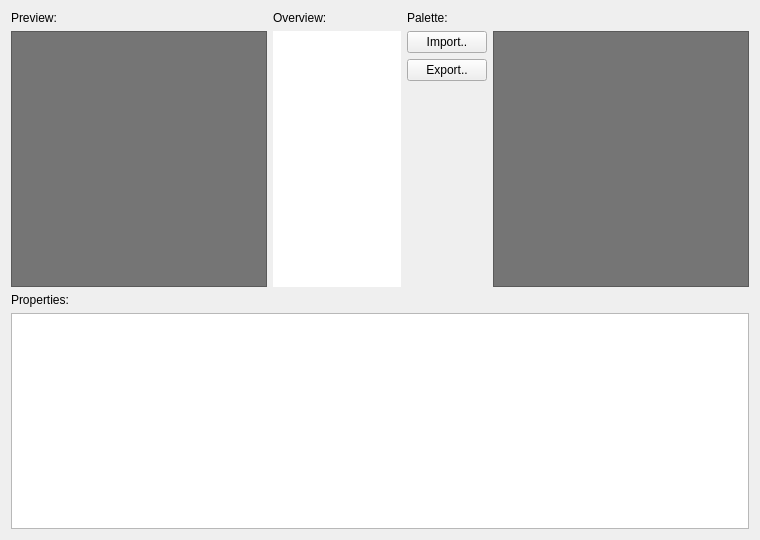
This is src/ui/tabs/tabproperties.ui in PsyCommando/ppmdu_spriteeditor as Qt 5 draws it before an edit. The edited form follows.
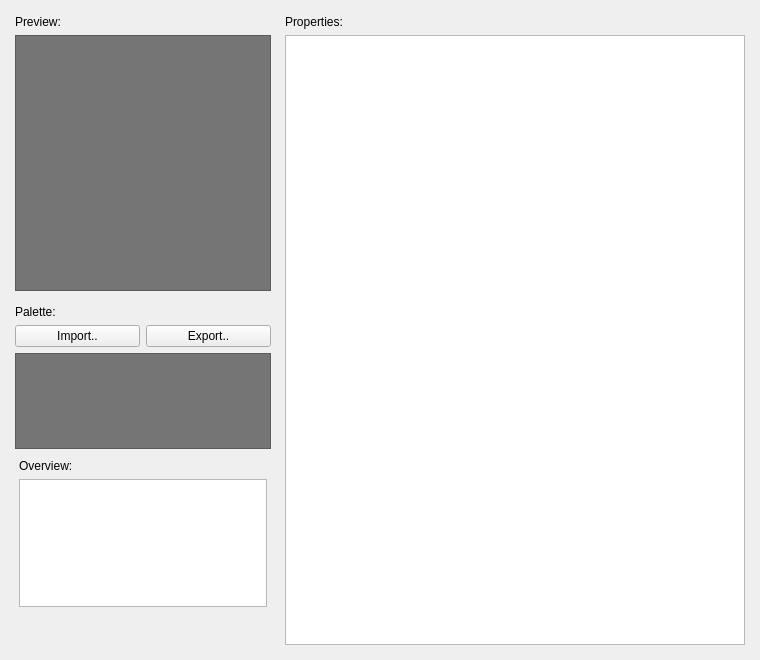
This is the edited form. Icons and pictures are not drawn.

The edit to the form file:
```diff
--- a/src/ui/tabs/tabproperties.ui
+++ b/src/ui/tabs/tabproperties.ui
@@ -7,7 +7,7 @@
     <x>0</x>
     <y>0</y>
     <width>760</width>
-    <height>540</height>
+    <height>660</height>
    </rect>
   </property>
   <property name="sizePolicy">
@@ -19,140 +19,40 @@
   <property name="minimumSize">
    <size>
     <width>760</width>
-    <height>540</height>
+    <height>660</height>
    </size>
   </property>
-  <layout class="QGridLayout" name="gridLayout_5" rowstretch="0,0">
-   <item row="0" column="0">
-    <layout class="QGridLayout" name="gridLayout_4">
-     <property name="sizeConstraint">
-      <enum>QLayout::SetFixedSize</enum>
-     </property>
-     <item row="0" column="2">
-      <widget class="QLabel" name="label_12">
-       <property name="maximumSize">
-        <size>
-         <width>256</width>
-         <height>16777215</height>
-        </size>
+  <layout class="QHBoxLayout" name="horizontalLayout_2">
+   <item>
+    <layout class="QVBoxLayout" name="verticalLayout_4">
+     <item>
+      <layout class="QVBoxLayout" name="verticalLayout">
+       <property name="leftMargin">
+        <number>4</number>
+       </property>
+       <property name="topMargin">
+        <number>4</number>
        </property>
-       <property name="text">
-        <string>Palette:</string>
+       <property name="rightMargin">
+        <number>4</number>
        </property>
-      </widget>
-     </item>
-     <item row="1" column="4">
-      <widget class="QLabel" name="lbl_test_palette">
-       <property name="sizePolicy">
-        <sizepolicy hsizetype="Preferred" vsizetype="Preferred">
-         <horstretch>0</horstretch>
-         <verstretch>0</verstretch>
-        </sizepolicy>
+       <property name="bottomMargin">
+        <number>4</number>
        </property>
-       <property name="minimumSize">
-        <size>
-         <width>256</width>
-         <height>256</height>
-        </size>
-       </property>
-       <property name="maximumSize">
-        <size>
-         <width>256</width>
-         <height>16777215</height>
-        </size>
-       </property>
-       <property name="palette">
-        <palette>
-         <active>
-          <colorrole role="Base">
-           <brush brushstyle="SolidPattern">
-            <color alpha="255">
-             <red>255</red>
-             <green>255</green>
-             <blue>255</blue>
-            </color>
-           </brush>
-          </colorrole>
-          <colorrole role="Window">
-           <brush brushstyle="SolidPattern">
-            <color alpha="255">
-             <red>117</red>
-             <green>117</green>
-             <blue>117</blue>
-            </color>
-           </brush>
-          </colorrole>
-         </active>
-         <inactive>
-          <colorrole role="Base">
-           <brush brushstyle="SolidPattern">
-            <color alpha="255">
-             <red>255</red>
-             <green>255</green>
-             <blue>255</blue>
-            </color>
-           </brush>
-          </colorrole>
-          <colorrole role="Window">
-           <brush brushstyle="SolidPattern">
-            <color alpha="255">
-             <red>117</red>
-             <green>117</green>
-             <blue>117</blue>
-            </color>
-           </brush>
-          </colorrole>
-         </inactive>
-         <disabled>
-          <colorrole role="Base">
-           <brush brushstyle="SolidPattern">
-            <color alpha="255">
-             <red>117</red>
-             <green>117</green>
-             <blue>117</blue>
-            </color>
-           </brush>
-          </colorrole>
-          <colorrole role="Window">
-           <brush brushstyle="SolidPattern">
-            <color alpha="255">
-             <red>117</red>
-             <green>117</green>
-             <blue>117</blue>
-            </color>
-           </brush>
-          </colorrole>
-         </disabled>
-        </palette>
-       </property>
-       <property name="autoFillBackground">
-        <bool>true</bool>
-       </property>
-       <property name="frameShape">
-        <enum>QFrame::StyledPanel</enum>
-       </property>
-       <property name="frameShadow">
-        <enum>QFrame::Sunken</enum>
-       </property>
-       <property name="text">
-        <string notr="true"/>
-       </property>
-       <property name="scaledContents">
-        <bool>false</bool>
-       </property>
-       <property name="alignment">
-        <set>Qt::AlignHCenter|Qt::AlignTop</set>
-       </property>
-      </widget>
-     </item>
-     <item row="0" column="0">
+       <item>
       <widget class="QLabel" name="label_5">
+         <property name="sizePolicy">
+          <sizepolicy hsizetype="Preferred" vsizetype="Fixed">
+           <horstretch>0</horstretch>
+           <verstretch>0</verstretch>
+          </sizepolicy>
+         </property>
        <property name="text">
         <string>Preview:</string>
        </property>
       </widget>
      </item>
-     <item row="1" column="0">
+       <item>
       <widget class="QLabel" name="lblPropPreview">
        <property name="sizePolicy">
         <sizepolicy hsizetype="Preferred" vsizetype="Preferred">
@@ -271,15 +171,43 @@
        </property>
       </widget>
      </item>
-     <item row="0" column="1">
-      <widget class="QLabel" name="label_13">
+      </layout>
+     </item>
+     <item>
+      <layout class="QVBoxLayout" name="verticalLayout_3">
+       <property name="leftMargin">
+        <number>4</number>
+       </property>
+       <property name="topMargin">
+        <number>4</number>
+       </property>
+       <property name="rightMargin">
+        <number>4</number>
+       </property>
+       <property name="bottomMargin">
+        <number>4</number>
+       </property>
+       <item>
+        <widget class="QLabel" name="label_12">
+         <property name="sizePolicy">
+          <sizepolicy hsizetype="Preferred" vsizetype="Fixed">
+           <horstretch>0</horstretch>
+           <verstretch>0</verstretch>
+          </sizepolicy>
+         </property>
+         <property name="maximumSize">
+          <size>
+           <width>256</width>
+           <height>16777215</height>
+          </size>
+         </property>
        <property name="text">
-        <string>Overview:</string>
+          <string>Palette:</string>
        </property>
       </widget>
      </item>
-     <item row="1" column="2">
-      <layout class="QVBoxLayout" name="verticalLayout_11">
+       <item>
+        <layout class="QHBoxLayout" name="horizontalLayout">
        <item>
         <widget class="QPushButton" name="btnImportPalette">
          <property name="text">
@@ -294,25 +222,143 @@
          </property>
         </widget>
        </item>
-       <item>
-        <spacer name="verticalSpacer_3">
-         <property name="orientation">
-          <enum>Qt::Vertical</enum>
-         </property>
-         <property name="sizeHint" stdset="0">
-          <size>
-           <width>20</width>
-           <height>40</height>
-          </size>
-         </property>
-        </spacer>
-       </item>
-      </layout>
-     </item>
-     <item row="1" column="1">
+        </layout>
+       </item>
+       <item>
+        <widget class="QLabel" name="lbl_test_palette">
+         <property name="sizePolicy">
+          <sizepolicy hsizetype="Preferred" vsizetype="Preferred">
+           <horstretch>0</horstretch>
+           <verstretch>0</verstretch>
+          </sizepolicy>
+         </property>
+         <property name="minimumSize">
+          <size>
+           <width>122</width>
+           <height>96</height>
+          </size>
+         </property>
+         <property name="maximumSize">
+          <size>
+           <width>256</width>
+           <height>16777215</height>
+          </size>
+         </property>
+         <property name="palette">
+          <palette>
+           <active>
+            <colorrole role="Base">
+             <brush brushstyle="SolidPattern">
+              <color alpha="255">
+               <red>255</red>
+               <green>255</green>
+               <blue>255</blue>
+              </color>
+             </brush>
+            </colorrole>
+            <colorrole role="Window">
+             <brush brushstyle="SolidPattern">
+              <color alpha="255">
+               <red>117</red>
+               <green>117</green>
+               <blue>117</blue>
+              </color>
+             </brush>
+            </colorrole>
+           </active>
+           <inactive>
+            <colorrole role="Base">
+             <brush brushstyle="SolidPattern">
+              <color alpha="255">
+               <red>255</red>
+               <green>255</green>
+               <blue>255</blue>
+              </color>
+             </brush>
+            </colorrole>
+            <colorrole role="Window">
+             <brush brushstyle="SolidPattern">
+              <color alpha="255">
+               <red>117</red>
+               <green>117</green>
+               <blue>117</blue>
+              </color>
+             </brush>
+            </colorrole>
+           </inactive>
+           <disabled>
+            <colorrole role="Base">
+             <brush brushstyle="SolidPattern">
+              <color alpha="255">
+               <red>117</red>
+               <green>117</green>
+               <blue>117</blue>
+              </color>
+             </brush>
+            </colorrole>
+            <colorrole role="Window">
+             <brush brushstyle="SolidPattern">
+              <color alpha="255">
+               <red>117</red>
+               <green>117</green>
+               <blue>117</blue>
+              </color>
+             </brush>
+            </colorrole>
+           </disabled>
+          </palette>
+         </property>
+         <property name="autoFillBackground">
+          <bool>true</bool>
+         </property>
+         <property name="frameShape">
+          <enum>QFrame::StyledPanel</enum>
+         </property>
+         <property name="frameShadow">
+          <enum>QFrame::Sunken</enum>
+         </property>
+         <property name="text">
+          <string notr="true"/>
+         </property>
+         <property name="scaledContents">
+          <bool>false</bool>
+         </property>
+         <property name="alignment">
+          <set>Qt::AlignHCenter|Qt::AlignTop</set>
+         </property>
+        </widget>
+       </item>
+       <item>
+        <layout class="QVBoxLayout" name="verticalLayout_2">
+         <property name="leftMargin">
+          <number>4</number>
+         </property>
+         <property name="topMargin">
+          <number>4</number>
+         </property>
+         <property name="rightMargin">
+          <number>4</number>
+         </property>
+         <property name="bottomMargin">
+          <number>4</number>
+         </property>
+         <item>
+          <widget class="QLabel" name="label_13">
+           <property name="sizePolicy">
+            <sizepolicy hsizetype="Preferred" vsizetype="Fixed">
+             <horstretch>0</horstretch>
+             <verstretch>0</verstretch>
+            </sizepolicy>
+           </property>
+           <property name="text">
+            <string>Overview:</string>
+           </property>
+          </widget>
+         </item>
+         <item>
       <widget class="QTableView" name="tblOverview">
        <property name="sizePolicy">
-        <sizepolicy hsizetype="Fixed" vsizetype="Fixed">
+            <sizepolicy hsizetype="Preferred" vsizetype="Preferred">
          <horstretch>0</horstretch>
          <verstretch>0</verstretch>
         </sizepolicy>
@@ -320,14 +366,14 @@
        <property name="minimumSize">
         <size>
          <width>128</width>
-         <height>256</height>
+             <height>128</height>
         </size>
        </property>
        <property name="autoFillBackground">
         <bool>false</bool>
        </property>
        <property name="frameShape">
-        <enum>QFrame::NoFrame</enum>
+            <enum>QFrame::StyledPanel</enum>
        </property>
        <property name="verticalScrollBarPolicy">
         <enum>Qt::ScrollBarAlwaysOff</enum>
@@ -368,6 +414,9 @@
        <property name="cornerButtonEnabled">
         <bool>false</bool>
        </property>
+           <attribute name="horizontalHeaderVisible">
+            <bool>false</bool>
+           </attribute>
        <attribute name="horizontalHeaderMinimumSectionSize">
         <number>48</number>
        </attribute>
@@ -393,8 +442,39 @@
      </item>
     </layout>
    </item>
-   <item row="1" column="0">
+       <item>
+        <spacer name="verticalSpacer">
+         <property name="orientation">
+          <enum>Qt::Vertical</enum>
+         </property>
+         <property name="sizeHint" stdset="0">
+          <size>
+           <width>20</width>
+           <height>40</height>
+          </size>
+         </property>
+        </spacer>
+       </item>
+      </layout>
+     </item>
+    </layout>
+   </item>
+   <item>
+    <layout class="QVBoxLayout" name="verticalLayout_5">
+     <item>
     <layout class="QVBoxLayout" name="verticalLayout_9">
+       <property name="leftMargin">
+        <number>4</number>
+       </property>
+       <property name="topMargin">
+        <number>4</number>
+       </property>
+       <property name="rightMargin">
+        <number>4</number>
+       </property>
+       <property name="bottomMargin">
+        <number>4</number>
+       </property>
      <item>
       <widget class="QLabel" name="label_6">
        <property name="text">
@@ -438,6 +518,8 @@
         <bool>false</bool>
        </attribute>
       </widget>
+       </item>
+      </layout>
      </item>
     </layout>
    </item>
```
Left out of the diff: 3 changed lines with no effect on the pictures. Lines whose indentation alone changed are shown as unchanged.
